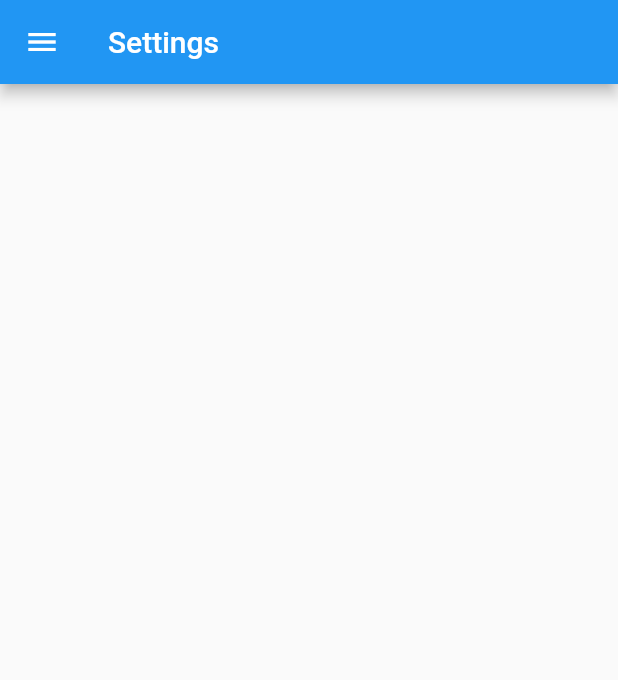
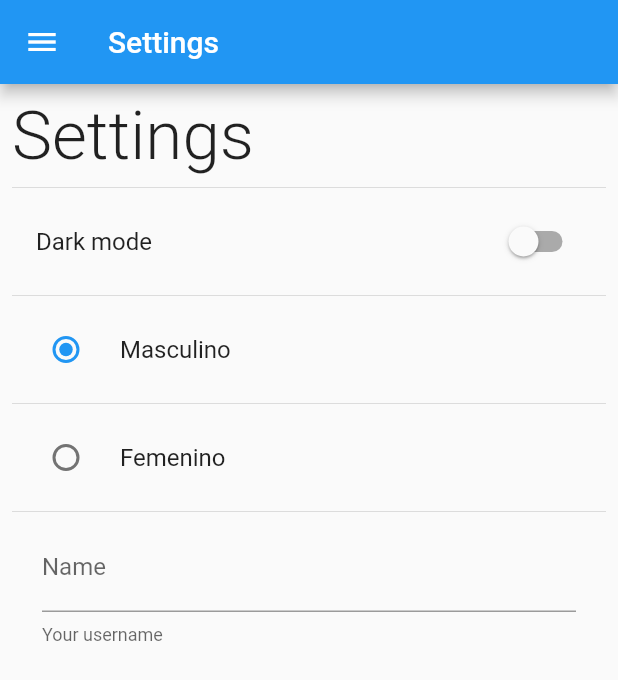
Before and after one commit to matiasbaez/flutter-preferences, a Flutter app: the SettingsScreen screen opened by its route, on a phone screen of 412 x 824 dp. Shown: the top 680 px of the screen. Run offline on Flutter 3.47's test engine with Material 2 defaults, Android fonts, the phone set to English and light mode, and no system bars; our stand-ins replace shared_preferences; accounts and stored records are empty.

Commit message:
Updated settings screen and added theme provider

```diff
--- /dev/null
+++ b/lib/providers/providers.dart
@@ -0,0 +1,2 @@
+
+export 'package:preferences_app/providers/theme_provider.dart';
--- /dev/null
+++ b/lib/providers/theme_provider.dart
@@ -0,0 +1,22 @@
+
+import 'package:flutter/material.dart';
+
+class ThemeProvider extends ChangeNotifier {
+
+  ThemeData currentTheme;
+
+  ThemeProvider({
+    required bool isDarkMode
+  }): currentTheme = isDarkMode ? ThemeData.dark() : ThemeData.light();
+
+  setLightMode() {
+    currentTheme = ThemeData.light();
+    notifyListeners();
+  }
+
+  setDarkMode() {
+    currentTheme = ThemeData.dark();
+    notifyListeners();
+  }
+
+}
--- a/lib/screens/settings_screen.dart
+++ b/lib/screens/settings_screen.dart
@@ -1,22 +1,100 @@
 
 import 'package:flutter/material.dart';
+import 'package:provider/provider.dart';
 
+import 'package:preferences_app/providers/providers.dart';
+import 'package:preferences_app/shared/preferences.dart';
 import 'package:preferences_app/widgets/widgets.dart';
 
-class SettingsScreen extends StatelessWidget {
+class SettingsScreen extends StatefulWidget {
 
   static const String routerName = 'Settings';
 
   const SettingsScreen({ Key? key }) : super(key: key);
 
   @override
-  Widget build(BuildContext context){
+  State<SettingsScreen> createState() => _SettingsScreenState();
+}
+
+class _SettingsScreenState extends State<SettingsScreen> {
+
+  bool isDarkMode = false;
+  int gender = 1;
+  String name = 'Matías';
+
+  @override
+  Widget build(BuildContext context) {
     return Scaffold(
       appBar: AppBar(
         title: const Text('Settings'),
       ),
       drawer: const SideMenu(),
-      body: Container(),
+      body: Padding(
+        padding: const EdgeInsets.all(8),
+        child: SingleChildScrollView(
+          child: Column(
+            crossAxisAlignment: CrossAxisAlignment.start,
+            children: [
+              const Text('Settings', style: TextStyle( fontSize: 45, fontWeight: FontWeight.w300 )),
+
+              const Divider(),
+
+              SwitchListTile(
+                value: Preferences.isDarkMode,
+                title: const Text('Dark mode'),
+                onChanged: ( value ) {
+                  Preferences.isDarkMode = value;
+                  final themeProvider = Provider.of<ThemeProvider>(context, listen: false);
+                  value ? themeProvider.setDarkMode() : themeProvider.setLightMode();
+                  setState(() {});
+                }
+              ),
+
+              const Divider(),
+
+              RadioListTile<int>(
+                value: 1,
+                groupValue: Preferences.gender,
+                title: const Text('Masculino'),
+                onChanged: (value) {
+                  Preferences.gender = value ?? 1;
+                  setState(() {});
+                }
+              ),
+
+              const Divider(),
+
+              RadioListTile<int>(
+                value: 2,
+                groupValue: Preferences.gender,
+                title: const Text('Femenino'),
+                onChanged: (value) {
+                  Preferences.gender = value ?? 1;
+                  setState(() {});
+                }
+              ),
+
+              const Divider(),
+
+              Padding(
+                padding: const EdgeInsets.symmetric(horizontal: 20),
+                child: TextFormField(
+                  initialValue: Preferences.name,
+                  onChanged: (value) {
+                    Preferences.name = value;
+                    setState(() {});
+                  },
+                  decoration: const InputDecoration(
+                    labelText: 'Name',
+                    helperText: 'Your username'
+                  ),
+                ),
+              )
+
+            ],
+          ),
+        ),
+      ),
     );
   }
 
--- /dev/null
+++ b/lib/shared/preferences.dart
@@ -0,0 +1,43 @@
+
+import 'package:shared_preferences/shared_preferences.dart';
+
+class Preferences {
+
+  static late SharedPreferences _prefs;
+
+  static String _name = '';
+  static bool _isDarkMode = false;
+  static int _gender = 1;
+
+  static Future init() async {
+    _prefs = await SharedPreferences.getInstance();
+  }
+
+  static String get name {
+    return _prefs.getString('name') ?? _name;
+  }
+
+  static set name(String name) {
+    _name = name;
+    _prefs.setString('name', name);
+  }
+
+  static int get gender {
+    return _prefs.getInt('gender') ?? _gender;
+  }
+
+  static set gender(int gender) {
+    _gender = gender;
+    _prefs.setInt('gender', gender);
+  }
+
+  static bool get isDarkMode {
+    return _prefs.getBool('isDarkMode') ?? _isDarkMode;
+  }
+
+  static set isDarkMode(bool isDarkMode) {
+    _isDarkMode = isDarkMode;
+    _prefs.setBool('isDarkMode', isDarkMode);
+  }
+
+}
--- a/pubspec.yaml
+++ b/pubspec.yaml
@@ -36,6 +36,8 @@ dependencies:
   # The following adds the Cupertino Icons font to your application.
   # Use with the CupertinoIcons class for iOS style icons.
   cupertino_icons: ^1.0.2
+  shared_preferences: ^2.0.15
+  provider: ^6.0.4
 
 dev_dependencies:
   flutter_test:
```
Also changed, not shown: lib/main.dart (+19 -4 lines), lib/screens/home_screen.dart (+12 -1 lines), pubspec.lock, 1 other file.
